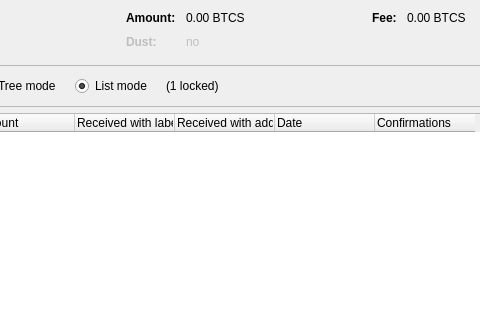
The window that src/qt/forms/coincontroldialog.ui (silverlabs-org/bitcoinsilver_core) describes before a commit, drawn with Qt 5; both pictures show x 137 to 617 and y 0 to 320 of the 1000 by 500 pixel window.
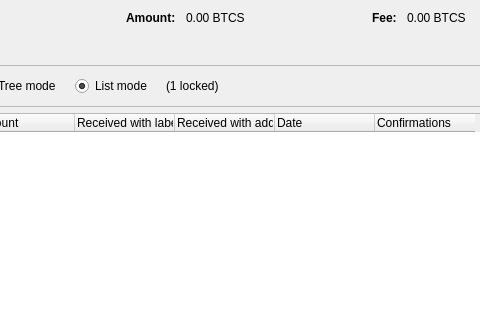
The same window after the commit. Custom widgets are drawn as their Qt base class.

Patch:
```diff
--- a/src/qt/forms/coincontroldialog.ui
+++ b/src/qt/forms/coincontroldialog.ui
@@ -139,41 +139,6 @@
          </property>
         </widget>
        </item>
-       <item row="1" column="0">
-        <widget class="QLabel" name="labelCoinControlLowOutputText">
-         <property name="enabled">
-          <bool>false</bool>
-         </property>
-         <property name="font">
-          <font>
-           <weight>75</weight>
-           <bold>true</bold>
-          </font>
-         </property>
-         <property name="text">
-          <string>Dust:</string>
-         </property>
-        </widget>
-       </item>
-       <item row="1" column="1">
-        <widget class="QLabel" name="labelCoinControlLowOutput">
-         <property name="enabled">
-          <bool>false</bool>
-         </property>
-         <property name="cursor">
-          <cursorShape>IBeamCursor</cursorShape>
-         </property>
-         <property name="contextMenuPolicy">
-          <enum>Qt::ActionsContextMenu</enum>
-         </property>
-         <property name="text">
-          <string notr="true">no</string>
-         </property>
-         <property name="textInteractionFlags">
-          <set>Qt::LinksAccessibleByMouse|Qt::TextSelectableByKeyboard|Qt::TextSelectableByMouse</set>
-         </property>
-        </widget>
-       </item>
       </layout>
      </item>
      <item>
```
Left out of the diff: 6 changed lines with no effect on the pictures.
